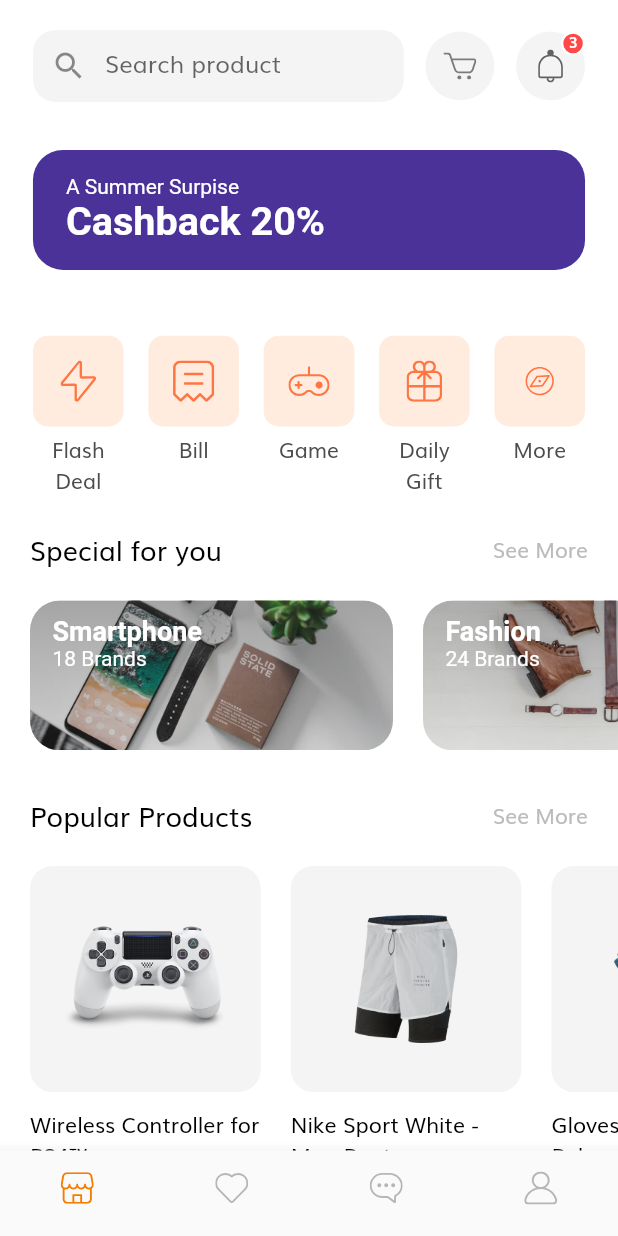
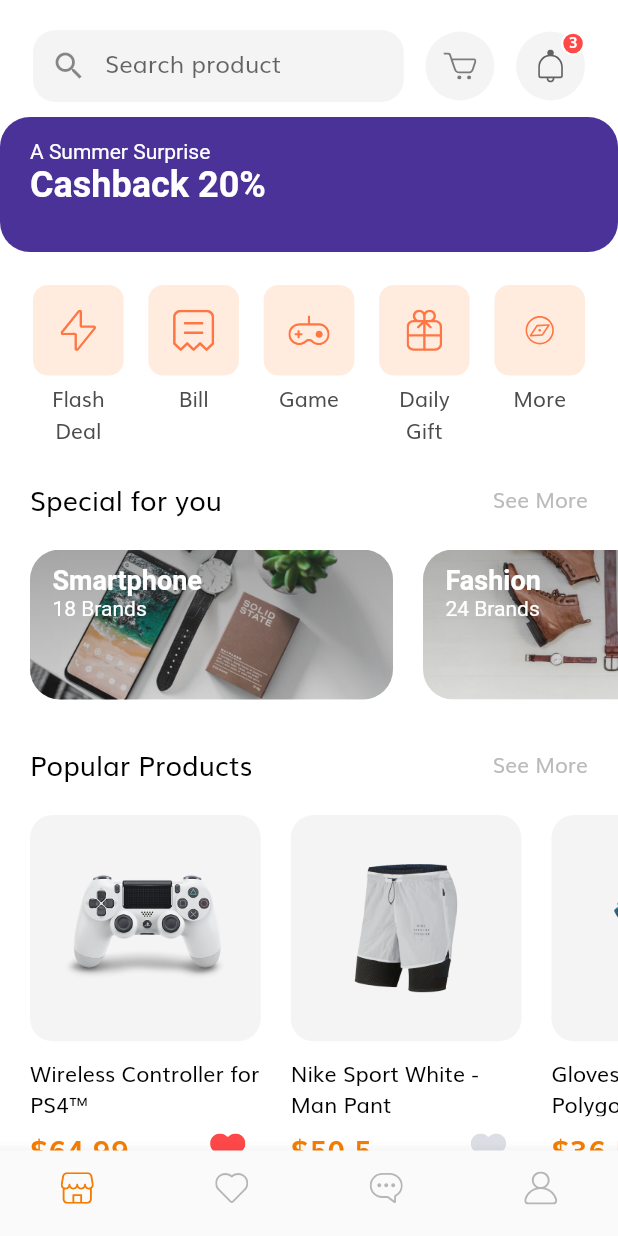
Before and after one commit to abdul737/online_market_client, a Flutter app: the NavigationScreen screen opened by its route, on a phone screen of 412 x 824 dp. Run offline on Flutter 3.47's test engine with Material 2 defaults, Android fonts, the phone set to English and light mode, and no system bars; drawn by our look-alikes of carousel_slider; our stand-ins replace flutter_svg.

Commit message:
36 reklama bannerlarini alohida componentga olib, carusel qo'shish kerak (#41)
* 36 Reklama bannerlarini yasash

* 37 Cart

* 36

* 36 reklama banner

* 36 reklama banner

Co-authored-by: Bob <abdulbosid.kh@gmail.com>

```diff
--- a/lib/constants.dart
+++ b/lib/constants.dart
@@ -18,6 +18,7 @@ const kSecondaryColor = Color(0xFF979797);
 const kTextColor = Color(0xFF4C4C4C);
 
 const kAnimationDuration = Duration(milliseconds: 200);
+const int carouselAutoplayDuration = 5;
 
 final headingStyle = TextStyle(
   fontSize: getProportionateScreenWidth(28),
--- a/lib/screens/details/components/body.dart
+++ b/lib/screens/details/components/body.dart
@@ -37,7 +37,7 @@ class Body extends StatelessWidget {
                           left: SizeConfig.screenWidth * 0.15,
                           right: SizeConfig.screenWidth * 0.15,
                           bottom: getProportionateScreenWidth(40),
-                          top: getProportionateScreenWidth(15),
+                          top: 15,
                         ),
                         child: DefaultButton(
                           text: "Add To Cart",
--- a/lib/screens/details/components/color_dots.dart
+++ b/lib/screens/details/components/color_dots.dart
@@ -29,7 +29,7 @@ class ColorDots extends StatelessWidget {
               isSelected: index == selectedColor,
             ),
           ),
-          Spacer(),
+          const Spacer(),
           CountQuantityWidget(),
         ],
       ),
--- a/lib/screens/details/components/count_quantity.dart
+++ b/lib/screens/details/components/count_quantity.dart
@@ -32,7 +32,7 @@ class _CountQuantityWidgetState extends State<CountQuantityWidget> {
         RoundedIconBtn(icon: Icons.remove, press: _subtractQuantity),
         Container(
           margin: const EdgeInsets.symmetric(horizontal: 10),
-          child: Text('${quantity}'),
+          child: Text('$quantity'),
         ),
         RoundedIconBtn(icon: Icons.add, press: _addQuantity)
       ],
--- a/lib/screens/details/components/custom_app_bar.dart
+++ b/lib/screens/details/components/custom_app_bar.dart
@@ -21,7 +21,7 @@ class CustomAppBar extends StatelessWidget implements PreferredSizeWidget {
           children: [
             SizedBox(
               height: getProportionateScreenWidth(40),
-              width: getProportionateScreenWidth(40),
+              width: 40,
               child: FlatButton(
                 shape: RoundedRectangleBorder(
                   borderRadius: BorderRadius.circular(60),
--- a/lib/screens/details/components/product_description.dart
+++ b/lib/screens/details/components/product_description.dart
@@ -38,7 +38,7 @@ class ProductDescription extends StatelessWidget {
         ),
         Padding(
           padding: EdgeInsets.only(
-            left: getProportionateScreenWidth(20),
+            left: 20,
             right: getProportionateScreenWidth(64),
           ),
           child: Text(
--- a/lib/screens/details/components/product_images.dart
+++ b/lib/screens/details/components/product_images.dart
@@ -23,7 +23,7 @@ class _ProductImagesState extends State<ProductImages> {
     return Column(
       children: [
         SizedBox(
-          width: getProportionateScreenWidth(238),
+          width: 238,
           child: AspectRatio(
             aspectRatio: 1,
             child: Hero(
--- a/lib/screens/details/components/top_rounded_container.dart
+++ b/lib/screens/details/components/top_rounded_container.dart
@@ -15,7 +15,7 @@ class TopRoundedContainer extends StatelessWidget {
   @override
   Widget build(BuildContext context) {
     return Container(
-      margin: EdgeInsets.only(top: getProportionateScreenWidth(20)),
+      margin: const EdgeInsets.only(top: 20),
       padding: EdgeInsets.only(top: getProportionateScreenWidth(20)),
       width: double.infinity,
       decoration: BoxDecoration(
--- a/lib/screens/home/components/body.dart
+++ b/lib/screens/home/components/body.dart
@@ -1,7 +1,7 @@
 import 'package:flutter/material.dart';
+import 'package:online_market_client/screens/home/components/carousel_bar.dart';
 
 import 'categories.dart';
-import 'discount_banner.dart';
 import 'home_header.dart';
 import 'popular_product.dart';
 import 'special_offers.dart';
@@ -18,7 +18,7 @@ class Body extends StatelessWidget {
             SizedBox(height: 20),
             HomeHeader(),
             SizedBox(height: 10),
-            DiscountBanner(),
+            CarouselBar(),
             Categories(),
             SpecialOffers(),
             SizedBox(height: 30),
--- /dev/null
+++ b/lib/screens/home/components/carousel_bar.dart
@@ -0,0 +1,23 @@
+import 'package:carousel_slider/carousel_slider.dart';
+import 'package:flutter/material.dart';
+import 'package:online_market_client/constants.dart';
+import 'package:online_market_client/screens/home/components/discount_banner.dart';
+
+class CarouselBar extends StatelessWidget {
+  const CarouselBar({Key? key}) : super(key: key);
+
+  @override
+  Widget build(BuildContext context) {
+    return CarouselSlider(
+        options: CarouselOptions(
+          height: 90,
+          enlargeCenterPage: true,
+          viewportFraction: 1,
+          autoPlayInterval: const Duration(seconds: carouselAutoplayDuration),
+          autoPlay: true,
+        ),
+        items: [
+          const DiscountBanner(),
+        ].toList());
+  }
+}
--- a/lib/screens/home/components/discount_banner.dart
+++ b/lib/screens/home/components/discount_banner.dart
@@ -1,35 +1,29 @@
 import 'package:flutter/material.dart';
 
-import '../../../size_config.dart';
-
 class DiscountBanner extends StatelessWidget {
-  const DiscountBanner({
-    Key? key,
-  }) : super(key: key);
+  const DiscountBanner({Key? key}) : super(key: key);
 
   @override
   Widget build(BuildContext context) {
     return Container(
-      // height: 90,
       width: double.infinity,
-      margin: EdgeInsets.all(getProportionateScreenWidth(20)),
-      padding: EdgeInsets.symmetric(
-        horizontal: getProportionateScreenWidth(20),
-        vertical: getProportionateScreenWidth(15),
+      padding: const EdgeInsets.symmetric(
+        horizontal: 20,
+        vertical: 15,
       ),
       decoration: BoxDecoration(
-        color: Color(0xFF4A3298),
+        color: const Color(0xFF4A3298),
         borderRadius: BorderRadius.circular(20),
       ),
-      child: Text.rich(
+      child: const Text.rich(
         TextSpan(
           style: TextStyle(color: Colors.white),
           children: [
-            const TextSpan(text: "A Summer Surpise\n"),
+            const TextSpan(text: "A Summer Surprise\n"),
             TextSpan(
               text: "Cashback 20%",
               style: TextStyle(
-                fontSize: getProportionateScreenWidth(24),
+                fontSize: 24,
                 fontWeight: FontWeight.bold,
               ),
             ),
--- a/pubspec.yaml
+++ b/pubspec.yaml
@@ -27,6 +27,7 @@ environment:
 # the latest version available on pub.dev. To see which dependencies have newer
 # versions available, run `flutter pub outdated`.
 dependencies:
+  carousel_slider: ^4.0.0
   flutter:
     sdk: flutter
 
```
Also changed, not shown: pubspec.lock.
